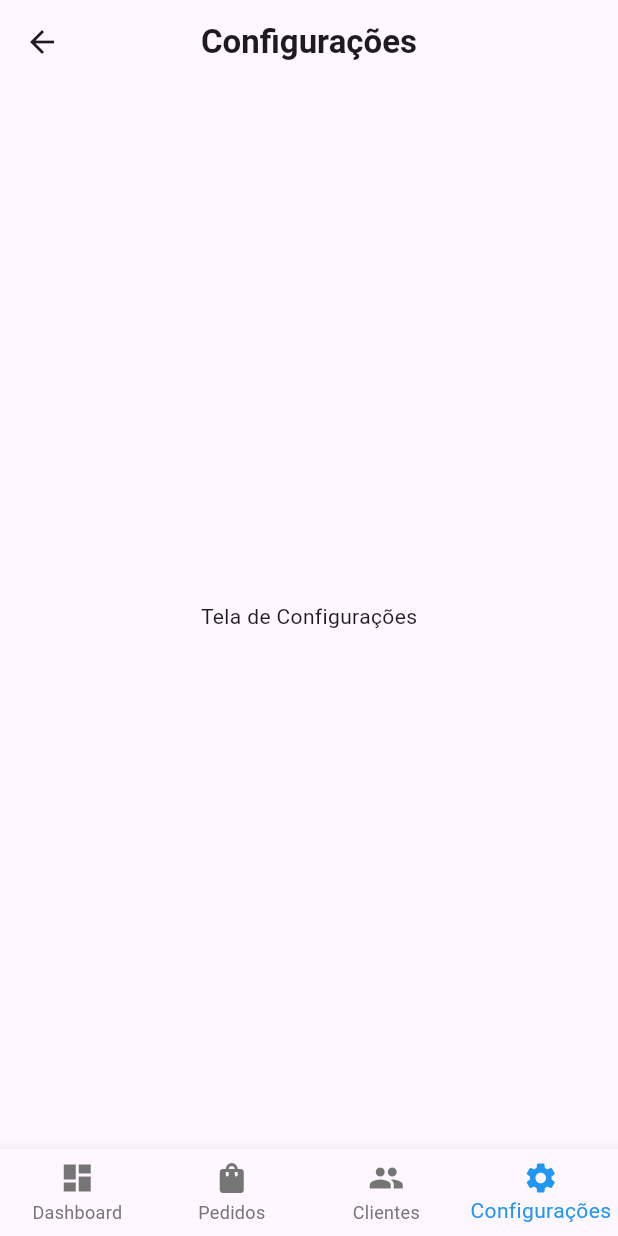
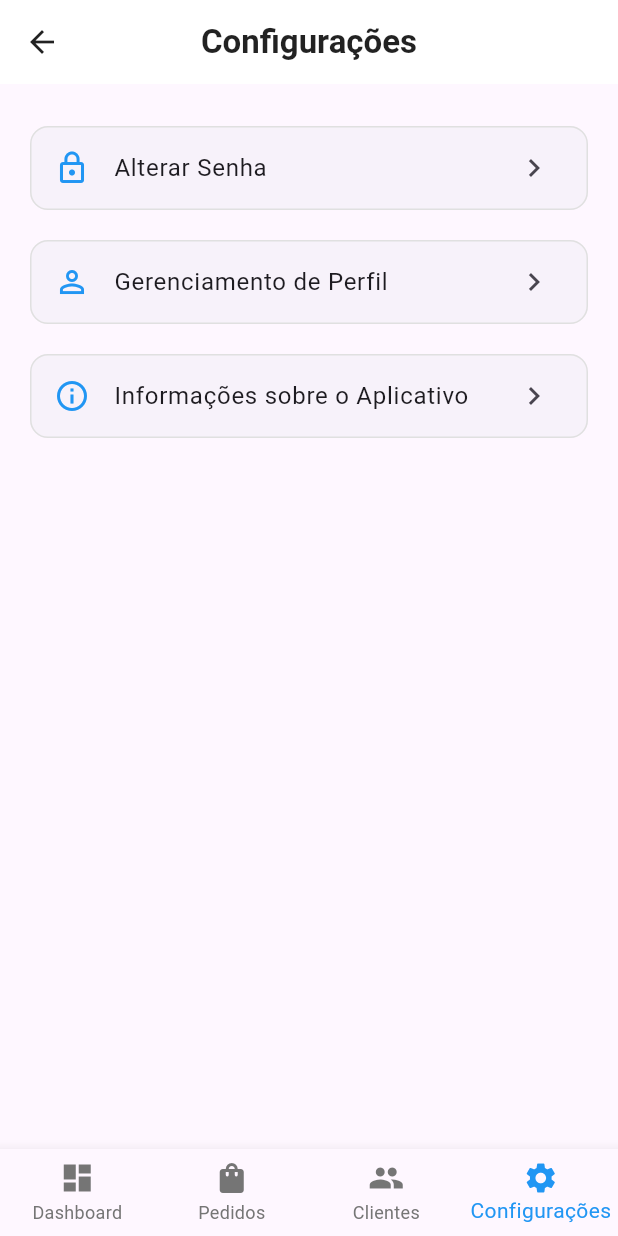
Before and after one commit to DevSamuel06/FootFlow, a Flutter app: the ConfiguracoesScreen screen opened by its route, on a phone screen of 412 x 824 dp. Run offline on Flutter 3.47's test engine with Material 3 defaults, Android fonts, the phone set to English and light mode, and no system bars.

Commit message:
feature: adding settings screen

```diff
--- a/lib/views/configuracoes_screen.dart
+++ b/lib/views/configuracoes_screen.dart
@@ -1,5 +1,5 @@
 import 'package:flutter/material.dart';
-import '../widgets/bottom_nav_bar.dart';
+import '../widgets/bottom_nav_bar.dart'; // Importa o widget da barra de navegação
 
 class ConfiguracoesScreen extends StatelessWidget {
   const ConfiguracoesScreen({super.key});
@@ -8,11 +8,81 @@ class ConfiguracoesScreen extends StatelessWidget {
   Widget build(BuildContext context) {
     return Scaffold(
       appBar: AppBar(
-        title: const Text('Configurações', style: TextStyle(fontWeight: FontWeight.bold)),
+        backgroundColor: Colors.white,
+        elevation: 0,
+        leading: IconButton(
+          icon: const Icon(Icons.arrow_back, color: Colors.black87),
+          onPressed: () {
+            Navigator.pop(context);
+          },
+        ),
+        title: const Text(
+          'Configurações',
+          style: TextStyle(
+            color: Colors.black87,
+            fontWeight: FontWeight.bold,
+          ),
+        ),
         centerTitle: true,
       ),
-      body: const Center(
-        child: Text('Tela de Configurações'),
+      body: Padding(
+        padding: const EdgeInsets.symmetric(horizontal: 16.0, vertical: 24.0),
+        child: Column(
+          children: [
+            // Item "Alterar Senha"
+            Card(
+              elevation: 0,
+              shape: RoundedRectangleBorder(
+                borderRadius: BorderRadius.circular(12.0),
+                side: BorderSide(color: Colors.grey[300]!),
+              ),
+              child: ListTile(
+                leading: const Icon(Icons.lock_outline, color: Colors.blue),
+                title: const Text('Alterar Senha'),
+                trailing: const Icon(Icons.chevron_right),
+                onTap: () {
+                  // Ação para ir para a tela de Alterar Senha
+                },
+              ),
+            ),
+            const SizedBox(height: 12.0),
+
+            // Item "Gerenciamento de Perfil"
+            Card(
+              elevation: 0,
+              shape: RoundedRectangleBorder(
+                borderRadius: BorderRadius.circular(12.0),
+                side: BorderSide(color: Colors.grey[300]!),
+              ),
+              child: ListTile(
+                leading: const Icon(Icons.person_outline, color: Colors.blue),
+                title: const Text('Gerenciamento de Perfil'),
+                trailing: const Icon(Icons.chevron_right),
+                onTap: () {
+                  // Ação para ir para a tela de Gerenciamento de Perfil
+                },
+              ),
+            ),
+            const SizedBox(height: 12.0),
+
+            // Item "Informações sobre o Aplicativo"
+            Card(
+              elevation: 0,
+              shape: RoundedRectangleBorder(
+                borderRadius: BorderRadius.circular(12.0),
+                side: BorderSide(color: Colors.grey[300]!),
+              ),
+              child: ListTile(
+                leading: const Icon(Icons.info_outline, color: Colors.blue),
+                title: const Text('Informações sobre o Aplicativo'),
+                trailing: const Icon(Icons.chevron_right),
+                onTap: () {
+                  // Ação para ir para a tela de Informações
+                },
+              ),
+            ),
+          ],
+        ),
       ),
       bottomNavigationBar: const BottomNavBar(currentIndex: 3),
     );
```
